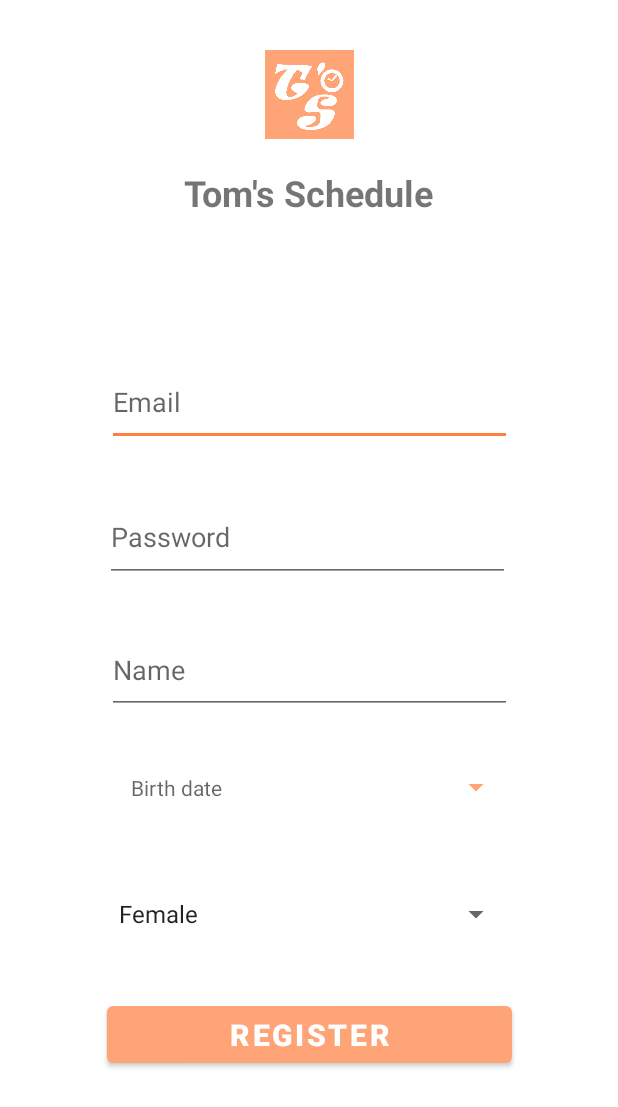
After one commit to CsZsani/tomsschedule, an Android app: the RegisterActivity screen opened directly, with no data from a screen before it, on a phone screen of 412 x 824 dp. The commit adds this screen. Shown: the top 1107 px of the screen. Run offline under Robolectric (Android 15) with nearby library versions, the phone set to English and light mode, and no system bars; our stand-ins replace Firebase (no records; nobody signed in at launch, a user with empty details on screens opened directly).

Commit message:
Adding registration

```diff
--- /dev/null
+++ b/app/src/main/java/hu/janny/tomsschedule/model/Gender.java
@@ -0,0 +1,6 @@
+package hu.janny.tomsschedule.model;
+
+public enum Gender {
+    FEMALE,
+    MALE
+}
--- /dev/null
+++ b/app/src/main/res/layout/activity_register.xml
@@ -0,0 +1,132 @@
+<?xml version="1.0" encoding="utf-8"?>
+<androidx.constraintlayout.widget.ConstraintLayout xmlns:android="http://schemas.android.com/apk/res/android"
+    xmlns:app="http://schemas.android.com/apk/res-auto"
+    xmlns:tools="http://schemas.android.com/tools"
+    android:layout_width="match_parent"
+    android:layout_height="match_parent"
+    android:theme="@style/LoginRegisterTheme"
+    tools:context=".RegisterActivity">
+
+    <EditText
+        android:id="@+id/registerEmail"
+        android:layout_width="270dp"
+        android:layout_height="0dp"
+        android:layout_marginBottom="31dp"
+        android:ems="10"
+        android:hint="@string/email"
+        android:inputType="textEmailAddress"
+        app:layout_constraintBottom_toTopOf="@+id/registerPassword"
+        app:layout_constraintEnd_toEndOf="parent"
+        app:layout_constraintStart_toStartOf="parent"
+        app:layout_constraintTop_toBottomOf="@+id/textView5" />
+
+    <EditText
+        android:id="@+id/registerPassword"
+        android:layout_width="270dp"
+        android:layout_height="0dp"
+        android:layout_marginBottom="29dp"
+        android:ems="10"
+        android:hint="@string/password"
+        android:inputType="textPassword"
+        app:layout_constraintBottom_toTopOf="@+id/registerName"
+        app:layout_constraintEnd_toEndOf="parent"
+        app:layout_constraintHorizontal_bias="0.495"
+        app:layout_constraintStart_toStartOf="parent"
+        app:layout_constraintTop_toBottomOf="@+id/registerEmail" />
+
+    <EditText
+        android:id="@+id/registerName"
+        android:layout_width="270dp"
+        android:layout_height="0dp"
+        android:layout_marginBottom="19dp"
+        android:ems="10"
+        android:hint="Name"
+        android:inputType="textPersonName"
+        app:layout_constraintBottom_toTopOf="@+id/registerBirthDate"
+        app:layout_constraintEnd_toEndOf="parent"
+        app:layout_constraintStart_toStartOf="parent"
+        app:layout_constraintTop_toBottomOf="@+id/registerPassword" />
+
+    <Button
+        android:id="@+id/registerBirthDate"
+        style="?android:spinnerStyle"
+        android:layout_width="270dp"
+        android:layout_height="0dp"
+        android:layout_marginBottom="25dp"
+        android:ems="10"
+        android:hint="Birth date"
+        android:onClick="openDatePicker"
+        android:textAlignment="viewStart"
+        android:textColor="@color/black"
+        android:textColorHighlight="@color/toms_200"
+        android:textColorLink="@color/toms_400"
+        app:layout_constraintBottom_toTopOf="@+id/registerGender"
+        app:layout_constraintEnd_toEndOf="parent"
+        app:layout_constraintStart_toStartOf="parent"
+        app:layout_constraintTop_toBottomOf="@+id/registerName" />
+
+    <Spinner
+        android:id="@+id/registerGender"
+        android:layout_width="270dp"
+        android:layout_height="0dp"
+        android:layout_marginBottom="26dp"
+        android:entries="@array/genders"
+        android:spinnerMode="dialog"
+        android:theme="@style/LoginRegisterTheme"
+        app:layout_constraintBottom_toTopOf="@+id/registerButton"
+        app:layout_constraintEnd_toEndOf="parent"
+        app:layout_constraintStart_toStartOf="parent"
+        app:layout_constraintTop_toBottomOf="@+id/registerBirthDate" />
+
+    <Button
+        android:id="@+id/registerButton"
+        android:layout_width="270dp"
+        android:layout_height="50dp"
+        android:layout_marginBottom="109dp"
+        android:onClick="registerUser"
+        android:text="@string/register"
+        android:textSize="20sp"
+        android:textStyle="bold"
+        app:layout_constraintBottom_toBottomOf="parent"
+        app:layout_constraintEnd_toEndOf="parent"
+        app:layout_constraintStart_toStartOf="parent"
+        app:layout_constraintTop_toBottomOf="@+id/registerGender" />
+
+    <ImageView
+        android:id="@+id/imageView3"
+        android:layout_width="73dp"
+        android:layout_height="0dp"
+        android:layout_marginTop="33dp"
+        android:layout_marginBottom="19dp"
+        app:layout_constraintBottom_toTopOf="@+id/textView5"
+        app:layout_constraintEnd_toEndOf="parent"
+        app:layout_constraintStart_toStartOf="parent"
+        app:layout_constraintTop_toTopOf="parent"
+        app:srcCompat="@drawable/logo_splash_screen" />
+
+    <TextView
+        android:id="@+id/textView5"
+        android:layout_width="wrap_content"
+        android:layout_height="wrap_content"
+        android:layout_marginBottom="94dp"
+        android:text="@string/app_name"
+        android:textSize="24sp"
+        android:textStyle="bold"
+        app:layout_constraintBottom_toTopOf="@+id/registerEmail"
+        app:layout_constraintEnd_toEndOf="parent"
+        app:layout_constraintStart_toStartOf="parent"
+        app:layout_constraintTop_toBottomOf="@+id/imageView3" />
+
+    <ProgressBar
+        android:id="@+id/registerProgressBar"
+        style="?android:attr/progressBarStyle"
+        android:layout_width="wrap_content"
+        android:layout_height="wrap_content"
+        android:progressTint="@color/toms_500"
+        android:visibility="invisible"
+        app:layout_constraintBottom_toBottomOf="parent"
+        app:layout_constraintEnd_toEndOf="parent"
+        app:layout_constraintStart_toStartOf="parent"
+        app:layout_constraintTop_toTopOf="parent" />
+
+</androidx.constraintlayout.widget.ConstraintLayout>
--- /dev/null
+++ b/app/src/main/res/values/registerGenderOptions.xml
@@ -0,0 +1,7 @@
+<?xml version="1.0" encoding="utf-8"?>
+<resources>
+    <string-array name="genders">
+        <item>Female</item>
+        <item>Male</item>
+    </string-array>
+</resources>
--- a/app/src/main/res/values/strings.xml
+++ b/app/src/main/res/values/strings.xml
@@ -11,4 +11,15 @@
     <string name="menu_statistics">Statistics</string>
     <string name="menu_settings">Settings</string>
     <string name="menu_account">Account</string>
+    <string name="email">Email</string>
+    <string name="password">Password</string>
+    <string name="login">Login</string>
+    <string name="register">Register</string>
+    <string name="forgot_password">Forgot password?</string>
+    <string name="name_required">Name required</string>
+    <string name="birth_date">Birth date</string>
+    <string name="user_registration_successful">User registration is successful!</string>
+    <string name="user_registration_failure">Failed to register! Try again!</string>
+    <!-- TODO: Remove or change this placeholder text -->
+    <string name="hello_blank_fragment">Hello blank fragment</string>
 </resources>
--- a/app/src/main/res/values/themes.xml
+++ b/app/src/main/res/values/themes.xml
@@ -30,4 +30,13 @@
         <item name="colorAccent">@color/toms_500</item>
         <item name="android:statusBarColor">@color/toms_500</item>
     </style>
+
+    <style name="LoginRegisterTheme" parent="Theme.MaterialComponents.Light.NoActionBar">
+        <item name="colorPrimary">@color/toms_400</item>
+        <item name="colorPrimaryVariant">@color/toms_700</item>
+        <item name="colorOnPrimary">@color/white</item>
+        <item name="colorPrimaryDark">@color/toms_700</item>
+        <item name="colorAccent">@color/toms_500</item>
+        <item name="android:statusBarColor">@color/toms_500</item>
+    </style>
 </resources>
```
Also changed, not shown: app/src/main/AndroidManifest.xml (+14 -5 lines), app/src/main/java/hu/janny/tomsschedule/LoginActivity.java (added, +44 -0 lines), app/src/main/java/hu/janny/tomsschedule/RegisterActivity.java (added, +211 -0 lines), app/src/main/java/hu/janny/tomsschedule/SplashScreenActivity.java (+12 -1 lines), app/src/main/java/hu/janny/tomsschedule/model/User.java (added, +89 -0 lines), app/src/main/res/layout/activity_login.xml (added, +100 -0 lines), 1 other file.
